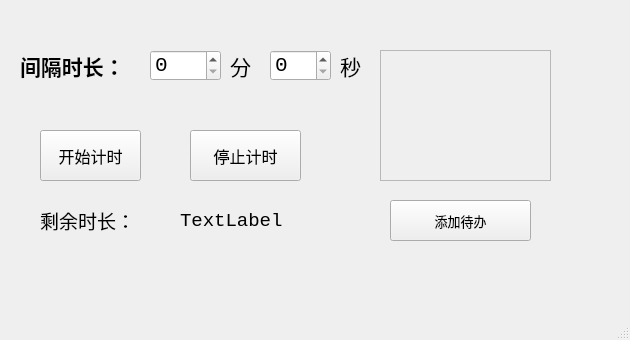
Before: the Qt Designer form mainwindow.ui in max-Ernest/clock, drawn with Qt 5.
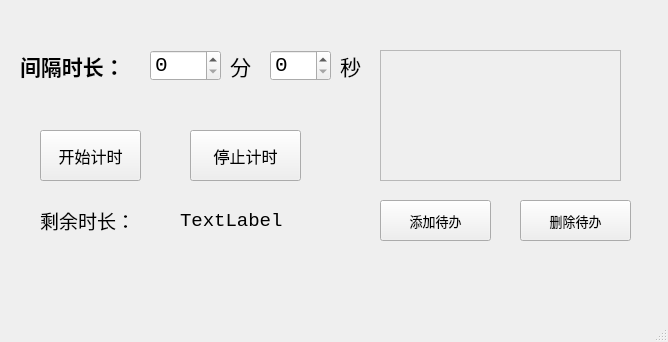
After: the same form once the commit is applied.

Commit message: 待办同步到数据库，完成待办功能

What changed in the file:
```diff
--- a/mainwindow.ui
+++ b/mainwindow.ui
@@ -6,8 +6,8 @@
    <rect>
     <x>0</x>
     <y>0</y>
-    <width>630</width>
-    <height>340</height>
+    <width>668</width>
+    <height>342</height>
    </rect>
   </property>
   <property name="windowTitle">
@@ -186,7 +186,7 @@
      <rect>
       <x>380</x>
       <y>50</y>
-      <width>171</width>
+      <width>241</width>
       <height>131</height>
      </rect>
     </property>
@@ -204,7 +204,7 @@
       <rect>
        <x>0</x>
        <y>0</y>
-       <width>169</width>
+       <width>239</width>
        <height>129</height>
       </rect>
      </property>
@@ -213,9 +213,9 @@
    <widget class="QPushButton" name="addButton">
     <property name="geometry">
      <rect>
-      <x>390</x>
+      <x>380</x>
       <y>200</y>
-      <width>141</width>
+      <width>111</width>
       <height>41</height>
      </rect>
     </property>
@@ -229,6 +229,25 @@
      <string>添加待办</string>
     </property>
    </widget>
+   <widget class="QPushButton" name="delButton">
+    <property name="geometry">
+     <rect>
+      <x>520</x>
+      <y>200</y>
+      <width>111</width>
+      <height>41</height>
+     </rect>
+    </property>
+    <property name="font">
+     <font>
+      <family>华文宋体</family>
+      <pointsize>10</pointsize>
+     </font>
+    </property>
+    <property name="text">
+     <string>删除待办</string>
+    </property>
+   </widget>
   </widget>
   <widget class="QMenuBar" name="menubar">
    <property name="geometry">
```
Left out of the diff: 2 changed lines with no effect on the pictures. The commit also changes 4 other files.
